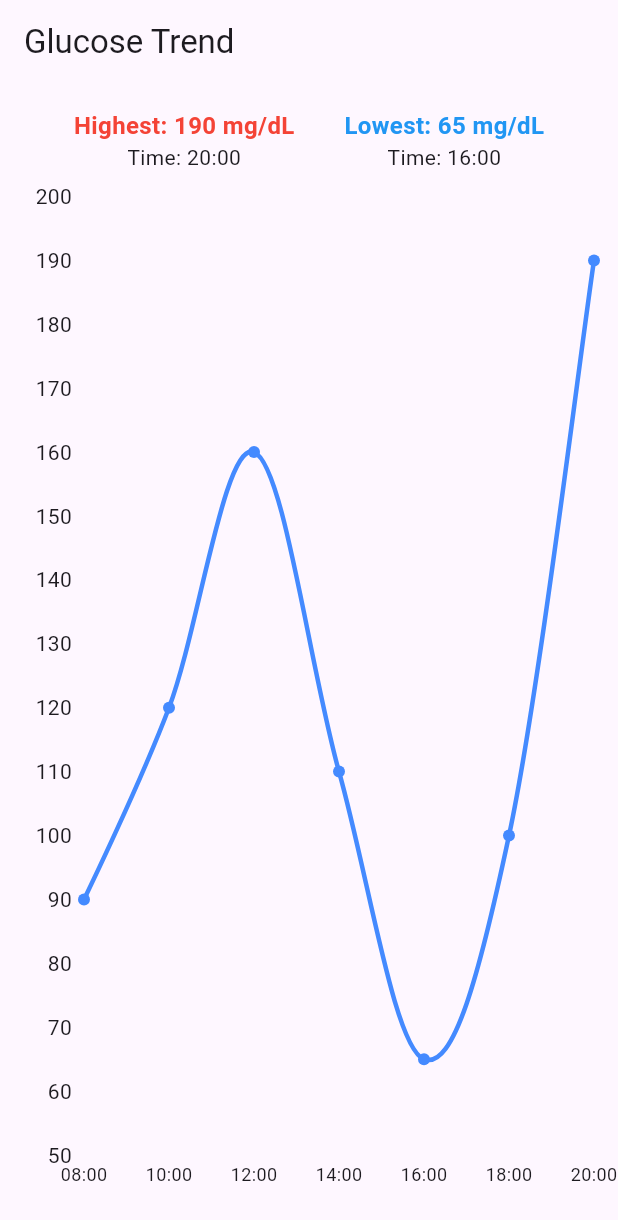
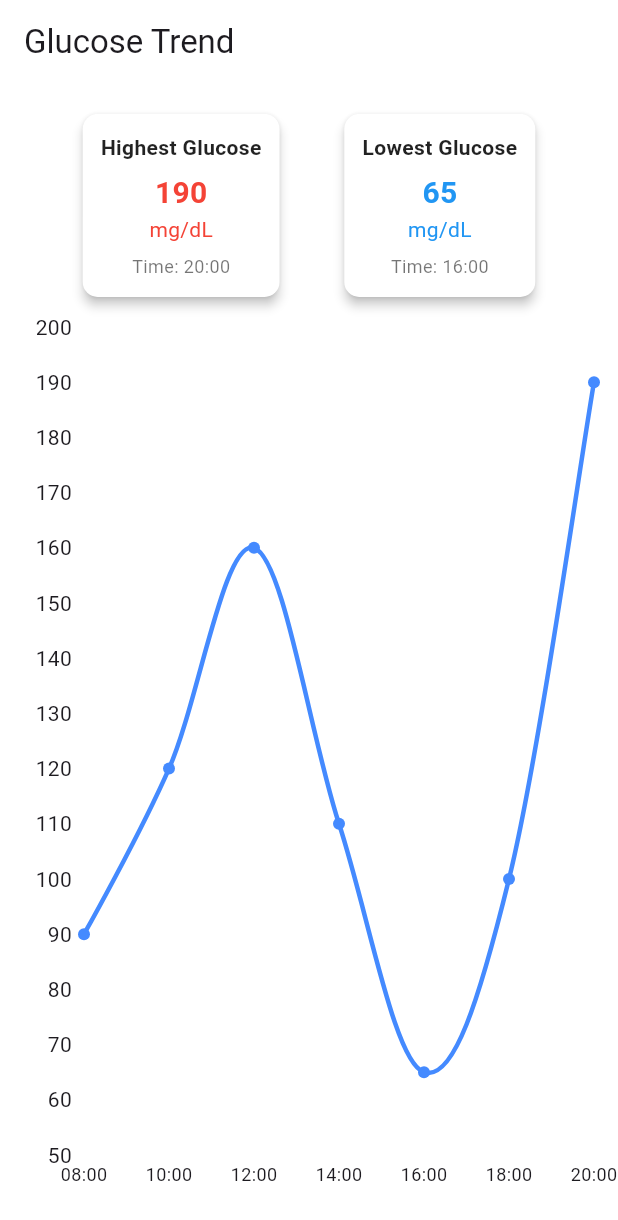
Before and after one commit to jingjingyang0803/GluMon, a Flutter app: the screen it shows after launch, on a phone screen of 412 x 824 dp. Shown: the top 1220 px of the screen. Run offline on Flutter 3.47's test engine with Material 3 defaults, Android fonts, the phone set to English and light mode, and no system bars; drawn by our look-alikes of fl_chart.

Commit message:
Improve style of peak values display

```diff
--- /dev/null
+++ b/lib/components/glucose_card.dart
@@ -0,0 +1,67 @@
+import 'package:flutter/material.dart';
+
+class GlucoseCard extends StatelessWidget {
+  final String label;
+  final String value;
+  final String time;
+  final Color color;
+
+  const GlucoseCard({
+    Key? key,
+    required this.label,
+    required this.value,
+    required this.time,
+    required this.color,
+  }) : super(key: key);
+
+  @override
+  Widget build(BuildContext context) {
+    return Card(
+      color: Colors.white,
+      elevation: 3,
+      shape: RoundedRectangleBorder(
+        borderRadius: BorderRadius.circular(10),
+      ),
+      child: Padding(
+        padding: const EdgeInsets.all(12.0),
+        child: Column(
+          mainAxisSize: MainAxisSize.min,
+          children: [
+            Text(
+              label,
+              style: TextStyle(
+                fontSize: 14,
+                fontWeight: FontWeight.bold,
+                color: Colors.black87,
+              ),
+            ),
+            SizedBox(height: 6),
+            Text(
+              value,
+              style: TextStyle(
+                fontSize: 20,
+                fontWeight: FontWeight.bold,
+                color: color,
+              ),
+            ),
+            Text(
+              'mg/dL',
+              style: TextStyle(
+                fontSize: 14,
+                color: color,
+              ),
+            ),
+            SizedBox(height: 6),
+            Text(
+              'Time: $time',
+              style: TextStyle(
+                fontSize: 12,
+                color: Colors.black54,
+              ),
+            ),
+          ],
+        ),
+      ),
+    );
+  }
+}
--- a/lib/screens/trend_page.dart
+++ b/lib/screens/trend_page.dart
@@ -1,5 +1,7 @@
 import 'package:fl_chart/fl_chart.dart';
 import 'package:flutter/material.dart';
+
+import '../components/glucose_card.dart';
 
 class TrendPage extends StatelessWidget {
   final List<Map<String, dynamic>> glucoseData = [
@@ -25,7 +27,13 @@ class TrendPage extends StatelessWidget {
         glucoseData.reduce((a, b) => a['value'] > b['value'] ? a : b);
 
     return Scaffold(
-      appBar: AppBar(title: const Text('Glucose Trend')),
+      backgroundColor: Colors.white,
+      appBar: AppBar(
+        title: const Text('Glucose Trend'),
+        backgroundColor: Colors.white,
+        elevation: 0,
+        iconTheme: IconThemeData(color: Colors.black),
+      ),
       body: Padding(
         padding: const EdgeInsets.all(16.0),
         child: Column(
@@ -34,25 +42,17 @@ class TrendPage extends StatelessWidget {
             Row(
               mainAxisAlignment: MainAxisAlignment.spaceEvenly,
               children: [
-                Column(
-                  children: [
-                    Text('Highest: ${maxEntry['value']} mg/dL',
-                        style: const TextStyle(
-                            fontSize: 16,
-                            fontWeight: FontWeight.bold,
-                            color: Colors.red)),
-                    Text('Time: ${maxEntry['time']}'),
-                  ],
+                GlucoseCard(
+                  label: 'Highest Glucose',
+                  value: '${maxEntry['value']}',
+                  time: '${maxEntry['time']}',
+                  color: Colors.red,
                 ),
-                Column(
-                  children: [
-                    Text('Lowest: ${minEntry['value']} mg/dL',
-                        style: const TextStyle(
-                            fontSize: 16,
-                            fontWeight: FontWeight.bold,
-                            color: Colors.blue)),
-                    Text('Time: ${minEntry['time']}'),
-                  ],
+                GlucoseCard(
+                  label: 'Lowest Glucose',
+                  value: '${minEntry['value']}',
+                  time: '${minEntry['time']}',
+                  color: Colors.blue,
                 ),
               ],
             ),
```
